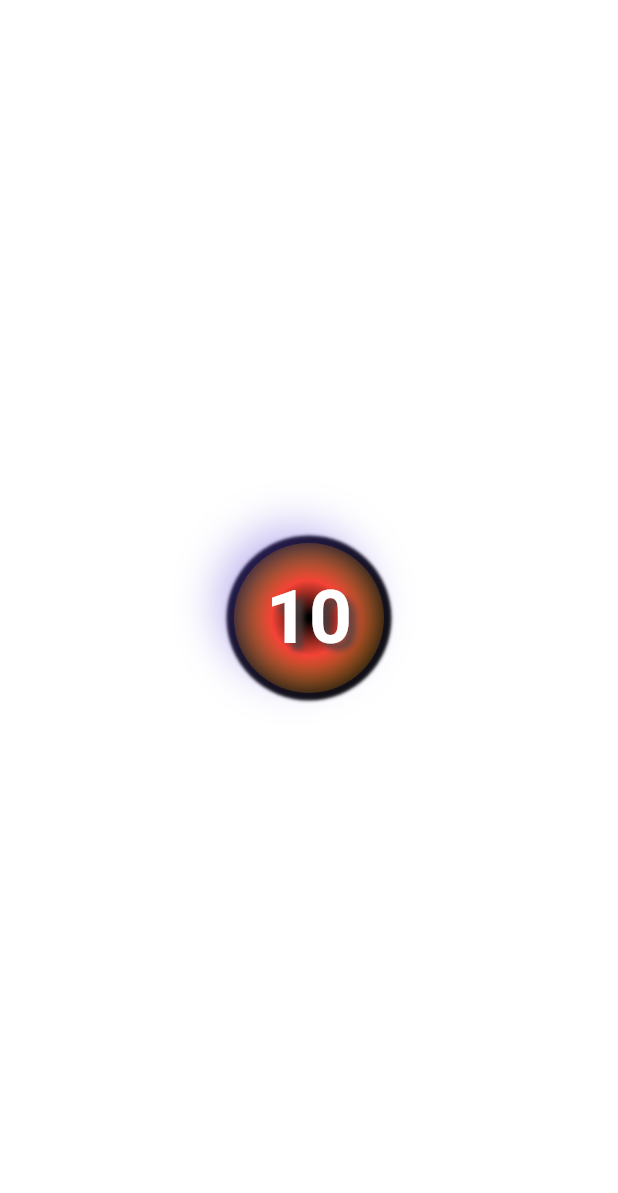
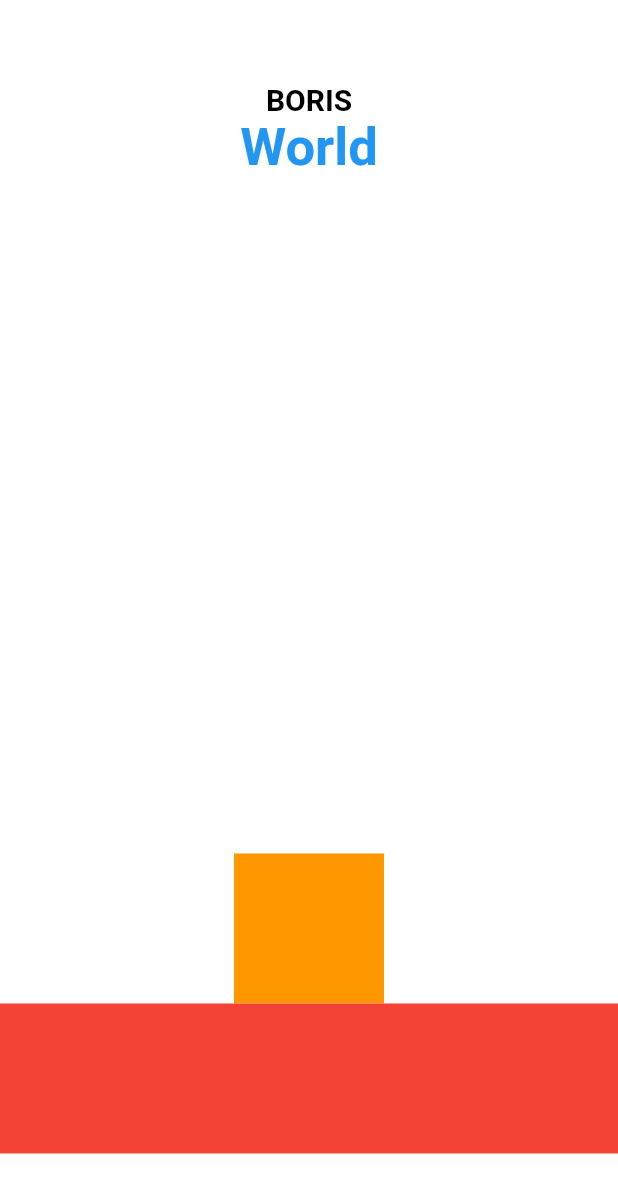
Before and after one commit to Boris-XD/Face-App, a Flutter app: the screen it shows after launch, on a phone screen of 412 x 824 dp. Shown: the top 1193 px of the screen. Run offline on Flutter 3.47's test engine with Material 2 defaults, Android fonts, the phone set to English and light mode, and no system bars.

Commit message:
FaceApp/Container - Alignment Items

```diff
--- a/lib/main.dart
+++ b/lib/main.dart
@@ -1,3 +1,4 @@
+import 'package:face_app/widgets/column.dart';
 import 'package:face_app/widgets/container.dart';
 import 'package:flutter/material.dart';
 import 'package:face_app/widgets/text.dart';
@@ -13,9 +14,7 @@ class MyApp extends StatelessWidget {
   @override
   Widget build(BuildContext context) {
     return MaterialApp(
-      home: Center(
-        child: MyContainer()
-      ),
+      home: MyColumn(),
     );
   }
 }
--- /dev/null
+++ b/lib/widgets/column.dart
@@ -0,0 +1,50 @@
+import 'package:flutter/material.dart';
+
+class MyColumn extends StatelessWidget {
+  const MyColumn({super.key});
+
+  @override
+  Widget build(BuildContext context) {
+    return DefaultTextStyle(
+      style: TextStyle(color: Colors.black),
+      child: Container(
+          color: Colors.white,
+          padding: EdgeInsets.symmetric(
+            vertical: 55
+          ),
+          child: Column(
+            // Align items
+            // mainAxisAlignment: MainAxisAlignment.spaceBetween,
+            children: [
+              Text(
+                "BORIS",
+                style: TextStyle(
+                  fontSize: 20,
+                  fontWeight: FontWeight.bold
+                ),
+              ),
+              Text(
+                "World",
+                style: TextStyle(
+                  color: Colors.blue,
+                  fontSize: 35,
+                  fontWeight: FontWeight.bold
+                ),
+              ),
+              Spacer(),
+              Container(
+                height:100,
+                width: 100,
+                color: Colors.orange,
+              )
+              ,
+              Container(
+                height:100,
+                color: Colors.red,
+              )
+            ]
+            ),
+        )
+      );
+  }
+}
```
